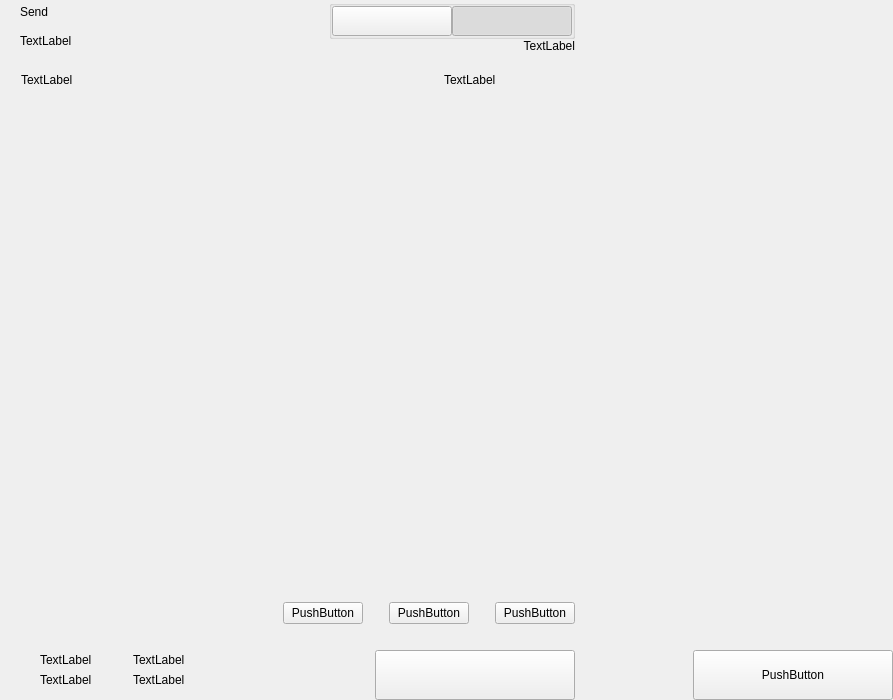
Before: the Qt Designer form src/qt/pny/forms/send.ui in decenomy/PNY, drawn with Qt 5.
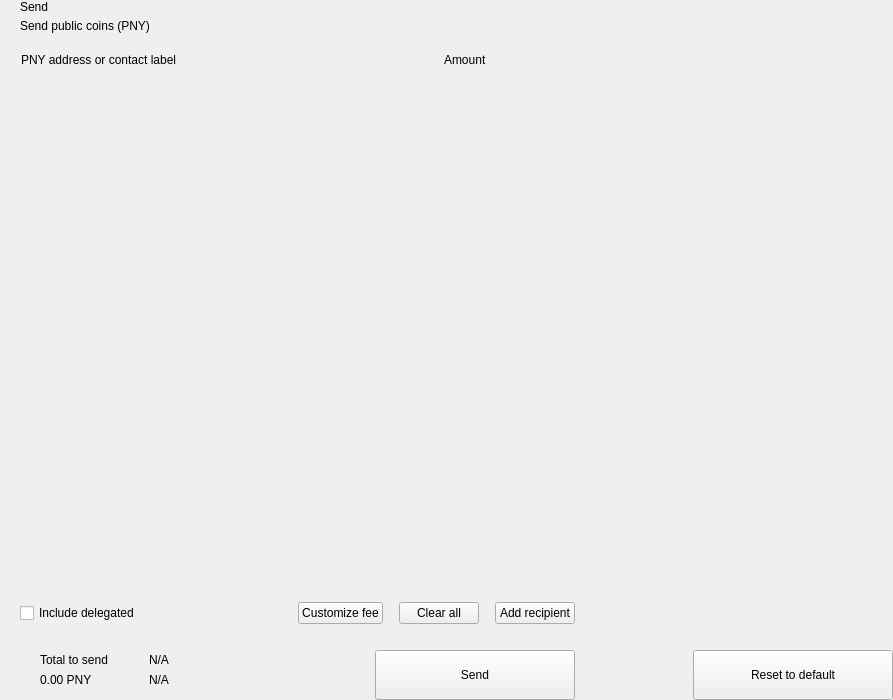
After: the same form once the commit is applied. Custom widgets are drawn as their Qt base class.

```diff
--- a/src/qt/pny/forms/send.ui
+++ b/src/qt/pny/forms/send.ui
@@ -81,7 +81,7 @@
             <item>
              <widget class="QLabel" name="labelSubtitle1">
               <property name="text">
-               <string>TextLabel</string>
+               <string>Send public coins (PNY)</string>
               </property>
              </widget>
             </item>
@@ -100,109 +100,6 @@
             </property>
            </spacer>
           </item>
-          <item>
-           <layout class="QVBoxLayout" name="verticalLayout_6">
-            <property name="spacing">
-             <number>0</number>
-            </property>
-            <item>
-             <widget class="QGroupBox" name="groupBox">
-              <property name="title">
-               <string/>
-              </property>
-              <property name="alignment">
-               <set>Qt::AlignLeading|Qt::AlignLeft|Qt::AlignTop</set>
-              </property>
-              <layout class="QHBoxLayout" name="horizontalLayout_4">
-               <property name="spacing">
-                <number>0</number>
-               </property>
-               <property name="leftMargin">
-                <number>0</number>
-               </property>
-               <property name="topMargin">
-                <number>0</number>
-               </property>
-               <property name="rightMargin">
-                <number>0</number>
-               </property>
-               <property name="bottomMargin">
-                <number>0</number>
-               </property>
-               <item>
-                <widget class="QPushButton" name="pushLeft">
-                 <property name="minimumSize">
-                  <size>
-                   <width>120</width>
-                   <height>30</height>
-                  </size>
-                 </property>
-                 <property name="maximumSize">
-                  <size>
-                   <width>120</width>
-                   <height>30</height>
-                  </size>
-                 </property>
-                 <property name="focusPolicy">
-                  <enum>Qt::NoFocus</enum>
-                 </property>
-                 <property name="text">
-                  <string/>
-                 </property>
-                 <property name="checkable">
-                  <bool>true</bool>
-                 </property>
-                 <property name="autoExclusive">
-                  <bool>true</bool>
-                 </property>
-                </widget>
-               </item>
-               <item>
-                <widget class="QPushButton" name="pushRight">
-                 <property name="minimumSize">
-                  <size>
-                   <width>120</width>
-                   <height>30</height>
-                  </size>
-                 </property>
-                 <property name="maximumSize">
-                  <size>
-                   <width>120</width>
-                   <height>30</height>
-                  </size>
-                 </property>
-                 <property name="focusPolicy">
-                  <enum>Qt::NoFocus</enum>
-                 </property>
-                 <property name="text">
-                  <string/>
-                 </property>
-                 <property name="checkable">
-                  <bool>true</bool>
-                 </property>
-                 <property name="checked">
-                  <bool>true</bool>
-                 </property>
-                 <property name="autoExclusive">
-                  <bool>true</bool>
-                 </property>
-                </widget>
-               </item>
-              </layout>
-             </widget>
-            </item>
-            <item>
-             <widget class="QLabel" name="labelSubtitle2">
-              <property name="text">
-               <string>TextLabel</string>
-              </property>
-              <property name="alignment">
-               <set>Qt::AlignRight|Qt::AlignTrailing|Qt::AlignVCenter</set>
-              </property>
-             </widget>
-            </item>
-           </layout>
-          </item>
          </layout>
         </item>
         <item>
@@ -244,7 +141,7 @@
              <string notr="true">margin-left:8px;</string>
             </property>
             <property name="text">
-             <string>TextLabel</string>
+             <string>PNY address or contact label</string>
             </property>
            </widget>
           </item>
@@ -267,7 +164,7 @@
           <item>
            <widget class="QLabel" name="labelSubtitleAmount">
             <property name="text">
-             <string>TextLabel</string>
+             <string>Amount</string>
             </property>
            </widget>
           </item>
@@ -366,9 +263,22 @@
           <property name="spacing">
            <number>6</number>
           </property>
+          <property name="leftMargin">
+           <number>20</number>
+          </property>
           <property name="rightMargin">
            <number>20</number>
           </property>
+          <item>
+           <widget class="QCheckBox" name="checkBoxDelegations">
+            <property name="layoutDirection">
+             <enum>Qt::LeftToRight</enum>
+            </property>
+            <property name="text">
+             <string>Include delegated</string>
+            </property>
+           </widget>
+          </item>
           <item>
            <spacer name="horizontalSpacer_4">
             <property name="orientation">
@@ -376,7 +286,7 @@
             </property>
             <property name="sizeHint" stdset="0">
              <size>
-              <width>40</width>
+              <width>10</width>
               <height>20</height>
              </size>
             </property>
@@ -388,7 +298,7 @@
              <enum>Qt::NoFocus</enum>
             </property>
             <property name="text">
-             <string>PushButton</string>
+             <string>Customize fee</string>
             </property>
            </widget>
           </item>
@@ -402,7 +312,7 @@
             </property>
             <property name="sizeHint" stdset="0">
              <size>
-              <width>20</width>
+              <width>10</width>
               <height>20</height>
              </size>
             </property>
@@ -417,7 +327,7 @@
              <enum>Qt::RightToLeft</enum>
             </property>
             <property name="text">
-             <string>PushButton</string>
+             <string>Clear all</string>
             </property>
            </widget>
           </item>
@@ -431,7 +341,7 @@
             </property>
             <property name="sizeHint" stdset="0">
              <size>
-              <width>20</width>
+              <width>10</width>
               <height>20</height>
              </size>
             </property>
@@ -443,7 +353,7 @@
              <enum>Qt::NoFocus</enum>
             </property>
             <property name="text">
-             <string>PushButton</string>
+             <string>Add recipient</string>
             </property>
            </widget>
           </item>
@@ -547,14 +457,14 @@
                      <item>
                       <widget class="QLabel" name="labelTitleTotalSend">
                        <property name="text">
-                        <string>TextLabel</string>
+                        <string>Total to send</string>
                        </property>
                       </widget>
                      </item>
                      <item>
                       <widget class="QLabel" name="labelAmountSend">
                        <property name="text">
-                        <string>TextLabel</string>
+                        <string notr="true">0.00 PNY</string>
                        </property>
                       </widget>
                      </item>
@@ -619,14 +529,14 @@
                      <item>
                       <widget class="QLabel" name="labelTitleTotalRemaining">
                        <property name="text">
-                        <string>TextLabel</string>
+                        <string notr="true">N/A</string>
                        </property>
                       </widget>
                      </item>
                      <item>
                       <widget class="QLabel" name="labelAmountRemaining">
                        <property name="text">
-                        <string>TextLabel</string>
+                        <string notr="true">N/A</string>
                        </property>
                       </widget>
                      </item>
@@ -676,7 +586,7 @@
              <enum>Qt::NoFocus</enum>
             </property>
             <property name="text">
-             <string/>
+             <string>Send</string>
             </property>
            </widget>
           </item>
@@ -783,7 +693,7 @@
              <enum>Qt::NoFocus</enum>
             </property>
             <property name="text">
-             <string>PushButton</string>
+             <string>Reset to default</string>
             </property>
            </widget>
           </item>
```
